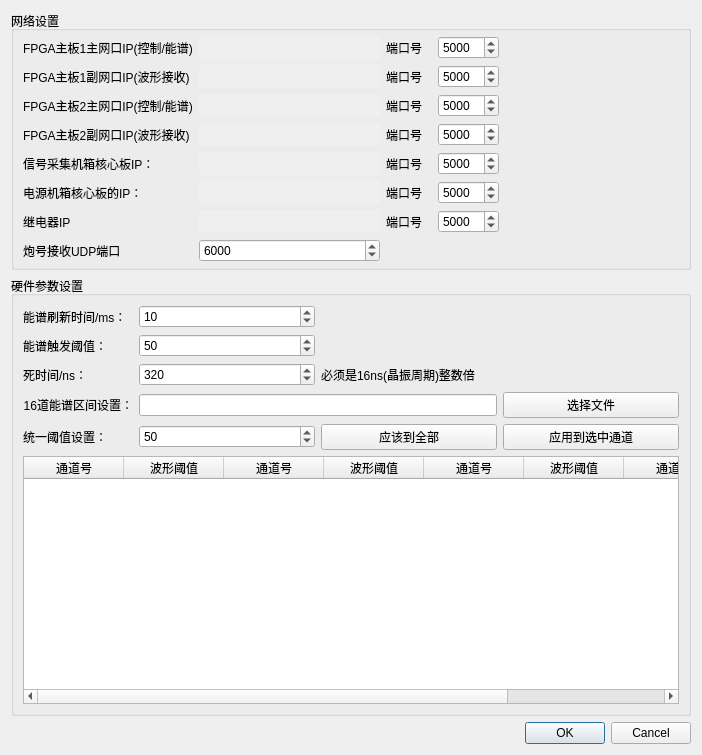
Qt form detectorsetting.ui (MrXiaomao/HardXrayCamera) before a commit.
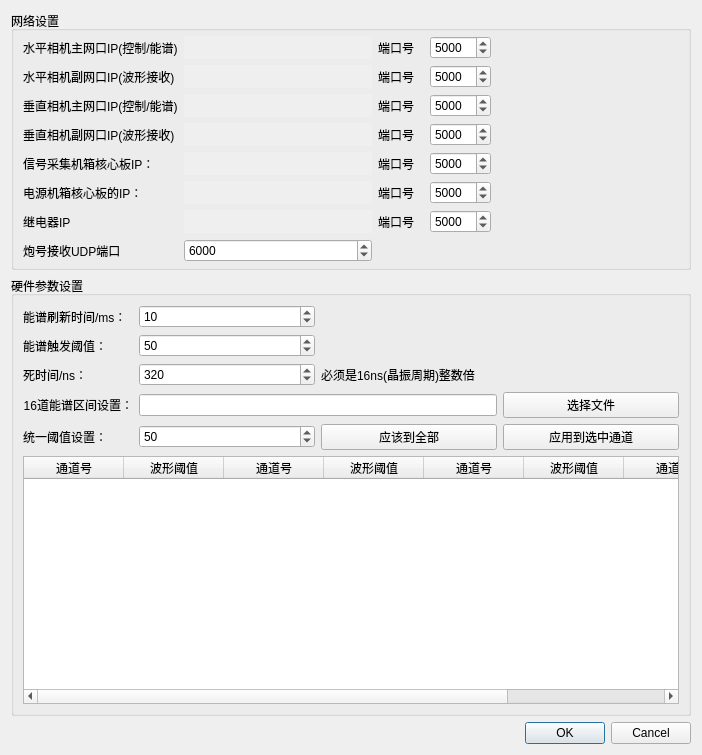
The same form after that commit. Custom widgets are drawn as their Qt base class.

The edit to the form file:
```diff
--- a/detectorsetting.ui
+++ b/detectorsetting.ui
@@ -124,7 +124,7 @@
          </size>
         </property>
         <property name="text">
-         <string>FPGA主板1主网口IP(控制/能谱)</string>
+         <string>水平相机主网口IP(控制/能谱)</string>
         </property>
        </widget>
       </item>
@@ -409,7 +409,7 @@
       <item row="3" column="0">
        <widget class="QLabel" name="label_11">
         <property name="text">
-         <string>FPGA主板1副网口IP(波形接收)</string>
+         <string>水平相机副网口IP(波形接收)</string>
         </property>
        </widget>
       </item>
@@ -447,7 +447,7 @@
          </size>
         </property>
         <property name="text">
-         <string>FPGA主板2主网口IP(控制/能谱)</string>
+         <string>垂直相机主网口IP(控制/能谱)</string>
         </property>
        </widget>
       </item>
@@ -467,7 +467,7 @@
       <item row="5" column="0">
        <widget class="QLabel" name="label_13">
         <property name="text">
-         <string>FPGA主板2副网口IP(波形接收)</string>
+         <string>垂直相机副网口IP(波形接收)</string>
         </property>
        </widget>
       </item>
```
